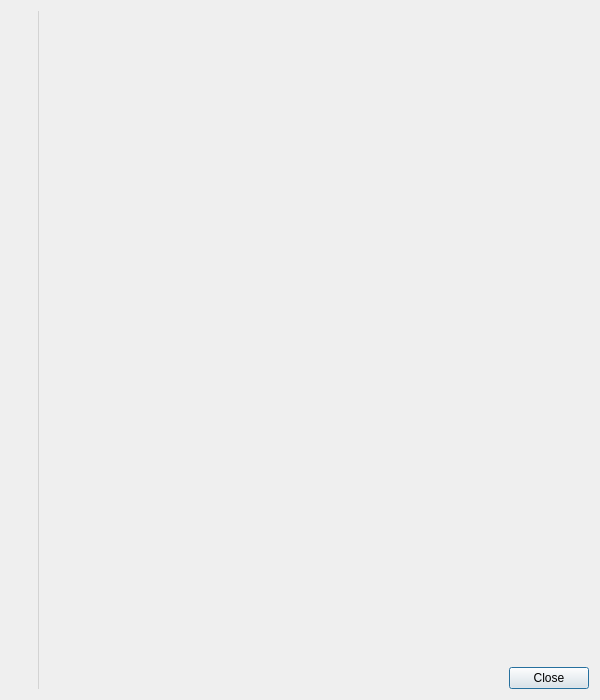
Before: the Qt Designer form src/dialogs/about.ui in strawberrymusicplayer/strawberry, drawn with Qt 5.
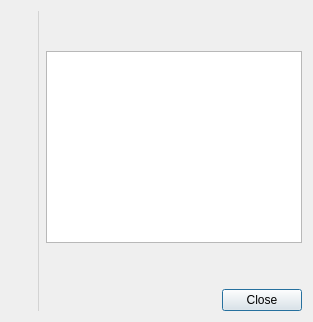
After: the same form once the commit is applied. Icons and pictures are not drawn.

What changed in the file:
```diff
--- a/src/dialogs/about.ui
+++ b/src/dialogs/about.ui
@@ -2,21 +2,7 @@
 <ui version="4.0">
  <class>About</class>
  <widget class="QDialog" name="About">
-  <property name="geometry">
-   <rect>
-    <x>0</x>
-    <y>0</y>
-    <width>600</width>
-    <height>700</height>
-   </rect>
-  </property>
-  <property name="sizePolicy">
-   <sizepolicy hsizetype="Fixed" vsizetype="Fixed">
-    <horstretch>0</horstretch>
-    <verstretch>0</verstretch>
-   </sizepolicy>
-  </property>
-  <property name="minimumSize">
+  <property name="maximumSize">
    <size>
     <width>600</width>
     <height>700</height>
@@ -99,30 +85,53 @@
      <item>
       <layout class="QVBoxLayout" name="verticalLayout_text">
        <item>
-        <widget class="QLabel" name="title">
-         <property name="maximumSize">
+        <widget class="QLabel" name="label_title">
+         <property name="text">
+          <string/>
+         </property>
+         <property name="alignment">
+          <set>Qt::AlignLeading|Qt::AlignLeft|Qt::AlignTop</set>
+         </property>
+         <property name="wordWrap">
+          <bool>true</bool>
+         </property>
+        </widget>
+       </item>
+       <item>
+        <widget class="QLabel" name="label_text">
+         <property name="text">
+          <string/>
+         </property>
+         <property name="alignment">
+          <set>Qt::AlignLeading|Qt::AlignLeft|Qt::AlignTop</set>
+         </property>
+         <property name="wordWrap">
+          <bool>true</bool>
+         </property>
+         <property name="openExternalLinks">
+          <bool>true</bool>
+         </property>
+        </widget>
+       </item>
+       <item>
+        <widget class="QTextBrowser" name="text_constributors">
+         <property name="openExternalLinks">
+          <bool>true</bool>
+         </property>
+        </widget>
+       </item>
+       <item>
+        <spacer name="spacer_bottom">
+         <property name="orientation">
+          <enum>Qt::Vertical</enum>
+         </property>
+         <property name="sizeHint" stdset="0">
           <size>
-           <width>16777215</width>
-           <height>25</height>
+           <width>20</width>
+           <height>40</height>
           </size>
          </property>
-         <property name="text">
-          <string/>
-         </property>
-         <property name="alignment">
-          <set>Qt::AlignLeading|Qt::AlignLeft|Qt::AlignTop</set>
-         </property>
-        </widget>
-       </item>
-       <item>
-        <widget class="QLabel" name="text">
-         <property name="text">
-          <string/>
-         </property>
-         <property name="alignment">
-          <set>Qt::AlignLeading|Qt::AlignLeft|Qt::AlignTop</set>
-         </property>
-        </widget>
+        </spacer>
        </item>
        <item>
         <widget class="QDialogButtonBox" name="buttonBox">
```
Left out of the diff: 10 changed lines with no effect on the pictures.
